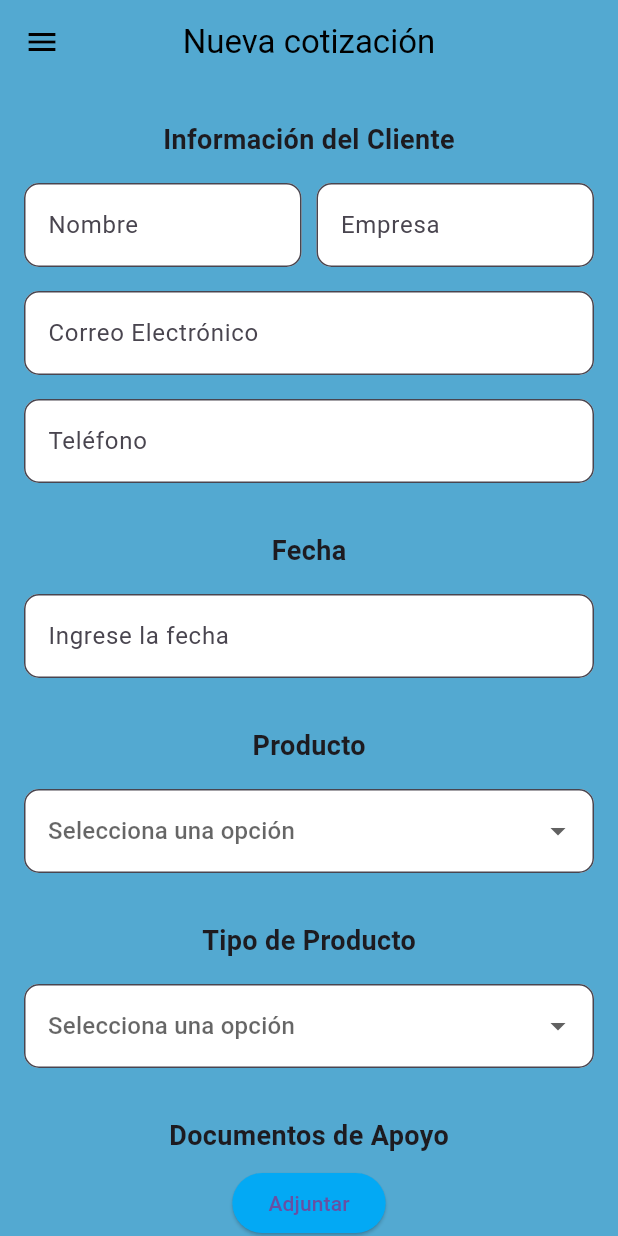
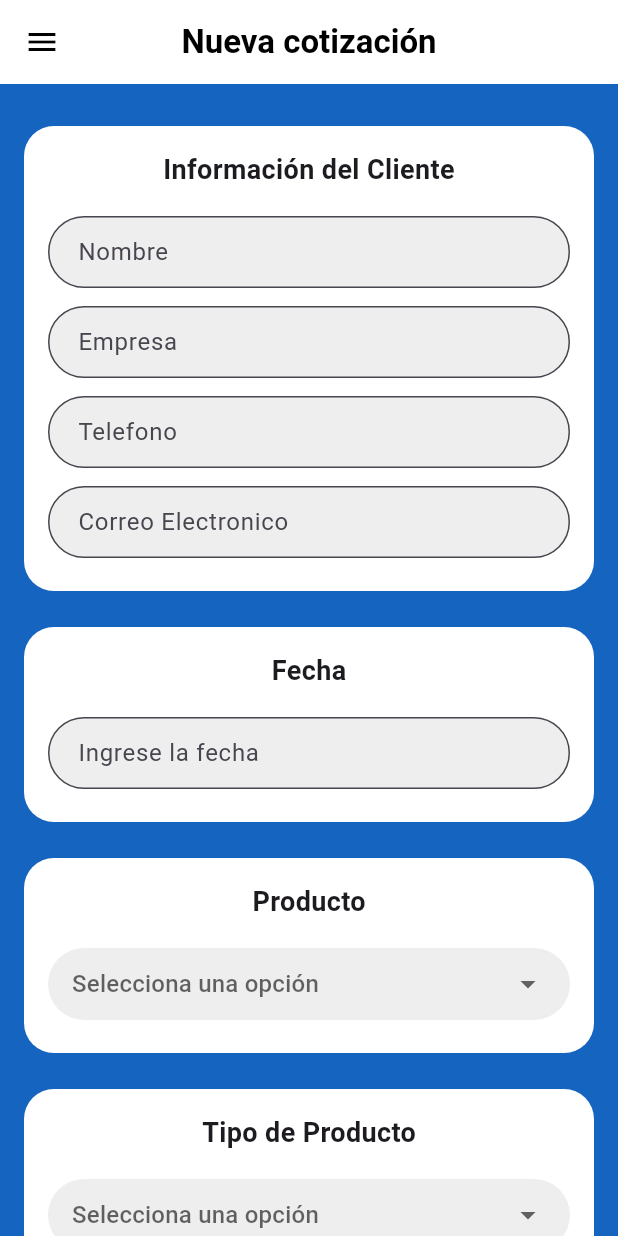
Before and after one commit to ricardomtnez/transtoolsapp, a Flutter app: the NewQuote screen opened by its route, on a phone screen of 412 x 824 dp. Run offline on Flutter 3.47's test engine with Material 3 defaults, Android fonts, the phone set to English and light mode, and no system bars; our stand-ins replace connectivity_plus, shared_preferences; accounts and stored records are empty.

Commit message:
Actualizacion Vista Dashboard y Cotizador

```diff
--- a/lib/main.dart
+++ b/lib/main.dart
@@ -1,4 +1,5 @@
 import 'package:flutter/material.dart';
+import 'package:transtools/views/dashboard.dart';
 import 'package:transtools/views/login.dart';
 import 'package:transtools/views/newquote.dart';
 
@@ -28,6 +29,7 @@ return MaterialApp(
   routes: {
     '/': (context) => const Login(),
     '/newquote': (context) => const NewQuote(),
+    '/dashboard': (context) => const Dashboard(),
   },
 );
   }
--- a/lib/views/dashboard.dart
+++ b/lib/views/dashboard.dart
@@ -59,7 +59,7 @@ class Dashboard extends StatelessWidget {
         foregroundColor: const Color.fromARGB(255, 255, 255, 255),
         elevation: 0,
       ),
-      backgroundColor: const Color(0xFF52A7D9),
+      backgroundColor: Colors.blue[800],
       body: SafeArea(
         child: Center(
           child: SingleChildScrollView(
@@ -101,7 +101,7 @@ class Dashboard extends StatelessWidget {
                       Navigator.pushNamed(context, '/newquote');
                       },
                       style: ElevatedButton.styleFrom(
-                      backgroundColor: const Color(0xFF52A7D9),
+                      backgroundColor: Colors.blue[800],
                       minimumSize: const Size(100, 50),
                       shape: RoundedRectangleBorder(borderRadius: BorderRadius.circular(8)),
                       ),
@@ -113,7 +113,7 @@ class Dashboard extends StatelessWidget {
                       ElevatedButton(
                         onPressed: () {},
                         style: ElevatedButton.styleFrom(
-                          backgroundColor: const Color(0xFF52A7D9),
+                          backgroundColor: Colors.blue[800],
                           minimumSize: const Size(163, 50),
                           shape: RoundedRectangleBorder(borderRadius: BorderRadius.circular(8)),
                         ),
@@ -156,7 +156,7 @@ class Dashboard extends StatelessWidget {
                       ElevatedButton(
                         onPressed: () {},
                         style: ElevatedButton.styleFrom(
-                          backgroundColor: const Color(0xFF52A7D9),
+                          backgroundColor: Colors.blue[800],
                           shape: RoundedRectangleBorder(borderRadius: BorderRadius.circular(8)),
                         ),
                         child: const Text(
--- a/lib/views/newquote.dart
+++ b/lib/views/newquote.dart
@@ -6,14 +6,35 @@ class NewQuote extends StatelessWidget {
   @override
   Widget build(BuildContext context) {
     return Scaffold(
-      backgroundColor: const Color(0xFF53A9D1),
+      backgroundColor: Colors.blue[800],
+      appBar: AppBar(
+        backgroundColor: Colors.white,
+        leading: Builder(
+          builder: (BuildContext context) {
+            return IconButton(
+              icon: const Icon(Icons.menu, color: Colors.black),
+              onPressed: () {
+                Scaffold.of(context).openDrawer();
+              },
+            );
+          },
+        ),
+        title: const Text(
+          'Nueva cotización',
+          style: TextStyle(fontWeight: FontWeight.bold, color: Colors.black),
+        ),
+        centerTitle: true,
+      ),
       drawer: Drawer(
         child: Container(
           decoration: const BoxDecoration(
             gradient: LinearGradient(
               begin: Alignment.topCenter,
               end: Alignment.bottomCenter,
-        colors: [Color.fromARGB(255, 233, 227, 227), Color.fromARGB(255, 212, 206, 206)], // efecto gris degradado
+              colors: [
+                Color.fromARGB(255, 233, 227, 227),
+                Color.fromARGB(255, 212, 206, 206),
+              ],
             ),
           ),
           child: Column(
@@ -21,7 +42,7 @@ class NewQuote extends StatelessWidget {
             children: [
               Column(
                 children: [
-            const SizedBox(height: 60), // separación desde arriba
+                  const SizedBox(height: 60),
                   const CircleAvatar(
                     radius: 40,
                     backgroundColor: Colors.grey,
@@ -34,10 +55,17 @@ class NewQuote extends StatelessWidget {
                   ),
                   const SizedBox(height: 20),
                   ListTile(
+                    leading: const Icon(Icons.dashboard),
+                    title: const Text('Menu Principal'),
+                    onTap: () {
+                      Navigator.pushNamed(context, '/dashboard');
+                    },
+                  ),
+                  ListTile(
                     leading: const Icon(Icons.receipt_long),
                     title: const Text('Cotizador'),
                     onTap: () {
-                // Navegar o hacer acción
+                      Navigator.pushNamed(context, '/newquote');
                     },
                   ),
                 ],
@@ -53,58 +81,65 @@ class NewQuote extends StatelessWidget {
           ),
         ),
       ),
-      appBar: AppBar(
-        title: const Text('Nueva cotización'),
-        backgroundColor: Colors.transparent,
-        foregroundColor: Colors.black,
-        elevation: 0,
-        centerTitle: true,
-      ),
       body: SingleChildScrollView(
         padding: const EdgeInsets.all(16),
         child: Column(
           children: [
-            _buildSectionTitle('Información del Cliente'),
-            Row(
-              children: [
-                Expanded(child: _buildInput('Nombre')),
-                const SizedBox(width: 10),
-                Expanded(child: _buildInput('Empresa')),
+            _buildSection(
+              title: 'Información del Cliente',
+              children: const [
+                _CustomTextField(hint: 'Nombre'),
+                _CustomTextField(hint: 'Empresa'),
+                _CustomTextField(hint: 'Telefono'),
+                _CustomTextField(hint: 'Correo Electronico'),
               ],
             ),
-            _buildInput('Correo Electrónico'),
-            _buildInput('Teléfono'),
+            _buildSection(
+              title: 'Fecha',
+              children: const [
+                _CustomTextField(hint: 'Ingrese la fecha'),
+              ],
+            ),
+            _buildSection(
+              title: 'Producto',
+              children: [
+                const _CustomDropdown(),
+              ],
+            ),
+            _buildSection(
+              title: 'Tipo de Producto',
+              children: [
+                const _CustomDropdown(),
+              ],
+            ),
+            _buildSection(
+              title: 'Documentos de Apoyo',
+              children: [
+                Center(
+                  child: ElevatedButton(
+                    onPressed: () {},
+                    style: ElevatedButton.styleFrom(
+                      backgroundColor: Colors.blue[800],
+                      padding: const EdgeInsets.symmetric(
+                          horizontal: 32, vertical: 12),
+                    ),
+                    child: const Text(
+                      'Adjuntar',
+                      style: TextStyle(
+                        color: Colors.white,
+                        fontWeight: FontWeight.bold,
+                      ),
+                    ),
+                  ),
+                ),
+              ],
+            ),
             const SizedBox(height: 16),
-
-            _buildSectionTitle('Fecha'),
-            _buildInput('Ingrese la fecha'),
-            const SizedBox(height: 16),
-
-            _buildSectionTitle('Producto'),
-            _buildDropdown(['Producto A', 'Producto B']),
-            const SizedBox(height: 16),
-
-            _buildSectionTitle('Tipo de Producto'),
-            _buildDropdown(['Tipo 1', 'Tipo 2']),
-            const SizedBox(height: 16),
-
-            _buildSectionTitle('Documentos de Apoyo'),
-            ElevatedButton(
-              onPressed: () {
-                // lógica para adjuntar archivos
-              },
-              style: ElevatedButton.styleFrom(
-                backgroundColor: Colors.lightBlue,
-              ),
-              child: const Text('Adjuntar'),
-            ),
-            const SizedBox(height: 24),
-
             Row(
-              mainAxisAlignment: MainAxisAlignment.spaceBetween,
+              mainAxisAlignment: MainAxisAlignment.spaceEvenly,
               children: [
-                _buildNavegacion('Atrás', () {}),
-                _buildNavegacion('Siguiente', () {}),
+                _NavigationButton(label: 'Atras', onPressed: () {}),
+                _NavigationButton(label: 'Siguiente', onPressed: () {}),
               ],
             ),
           ],
@@ -113,62 +148,109 @@ class NewQuote extends StatelessWidget {
     );
   }
 
-  Widget _buildSectionTitle(String text) {
-    return Padding(
-      padding: const EdgeInsets.symmetric(vertical: 8),
+  Widget _buildSection({
+    required String title,
+    required List<Widget> children,
+  }) {
+    return Container(
+      margin: const EdgeInsets.symmetric(vertical: 12),
+      padding: const EdgeInsets.all(16),
+      decoration: BoxDecoration(
+        color: Colors.white,
+        borderRadius: BorderRadius.circular(20),
+      ),
+      child: Column(
+        crossAxisAlignment: CrossAxisAlignment.start,
+        children: [
+          Center(
             child: Text(
-        text,
-        style: const TextStyle(fontWeight: FontWeight.bold, fontSize: 18),
+              title,
+              style: const TextStyle(
+                fontWeight: FontWeight.bold,
+                fontSize: 18,
+              ),
+            ),
+          ),
+          const SizedBox(height: 12),
+          ...children,
+        ],
       ),
     );
   }
+}
 
-  Widget _buildInput(String hint) {
-    return Padding(
-      padding: const EdgeInsets.symmetric(vertical: 8),
-      child: TextFormField(
+class _CustomTextField extends StatelessWidget {
+  final String hint;
+
+  const _CustomTextField({required this.hint});
+
+  @override
+  Widget build(BuildContext context) {
+    return Container(
+      margin: const EdgeInsets.symmetric(vertical: 6),
+      child: TextField(
         decoration: InputDecoration(
           hintText: hint,
           filled: true,
-          fillColor: Colors.white,
-          border: OutlineInputBorder(borderRadius: BorderRadius.circular(10)),
+          fillColor: Colors.grey[200],
+          contentPadding: const EdgeInsets.symmetric(horizontal: 16),
+          border: OutlineInputBorder(
+            borderRadius: BorderRadius.circular(30),
+          ),
         ),
       ),
     );
   }
+}
 
-  Widget _buildDropdown(List<String> opciones) {
-    return Padding(
-      padding: const EdgeInsets.symmetric(vertical: 8),
-      child: DropdownButtonFormField<String>(
-        decoration: InputDecoration(
-          filled: true,
-          fillColor: Colors.white,
-          border: OutlineInputBorder(borderRadius: BorderRadius.circular(10)),
+class _CustomDropdown extends StatelessWidget {
+  const _CustomDropdown();
+
+  @override
+  Widget build(BuildContext context) {
+    return Container(
+      margin: const EdgeInsets.symmetric(vertical: 6),
+      padding: const EdgeInsets.symmetric(horizontal: 16),
+      decoration: BoxDecoration(
+        color: Colors.grey[200],
+        borderRadius: BorderRadius.circular(30),
       ),
+      child: DropdownButtonHideUnderline(
+        child: DropdownButton<String>(
+          isExpanded: true,
+          value: null,
           hint: const Text('Selecciona una opción'),
-        items: opciones.map((String value) {
-          return DropdownMenuItem<String>(
-            value: value,
-            child: Text(value),
-          );
-        }).toList(),
           onChanged: (value) {},
+          items: const [
+            DropdownMenuItem(value: 'opcion1', child: Text('Opción 1')),
+            DropdownMenuItem(value: 'opcion2', child: Text('Opción 2')),
+          ],
+        ),
       ),
     );
   }
+}
 
-  Widget _buildNavegacion(String text, VoidCallback onPressed) {
+class _NavigationButton extends StatelessWidget {
+  final String label;
+  final VoidCallback onPressed;
+
+  const _NavigationButton({required this.label, required this.onPressed});
+
+  @override
+  Widget build(BuildContext context) {
     return ElevatedButton(
       onPressed: onPressed,
       style: ElevatedButton.styleFrom(
-        minimumSize: const Size(140, 48),
+        padding: const EdgeInsets.symmetric(horizontal: 32, vertical: 12),
         backgroundColor: Colors.white,
         foregroundColor: Colors.black,
-        shape: RoundedRectangleBorder(borderRadius: BorderRadius.circular(12)),
+        shape: RoundedRectangleBorder(
+          borderRadius: BorderRadius.circular(20),
+        ),
       ),
       child: Text(
-        text,
+        label,
         style: const TextStyle(fontWeight: FontWeight.bold),
       ),
     );
```
Also changed, not shown: pubspec.yaml (+7 -0 lines), assets/icono.png (added), pubspec.lock, 32 other files. Lines whose indentation alone changed are shown as unchanged.
